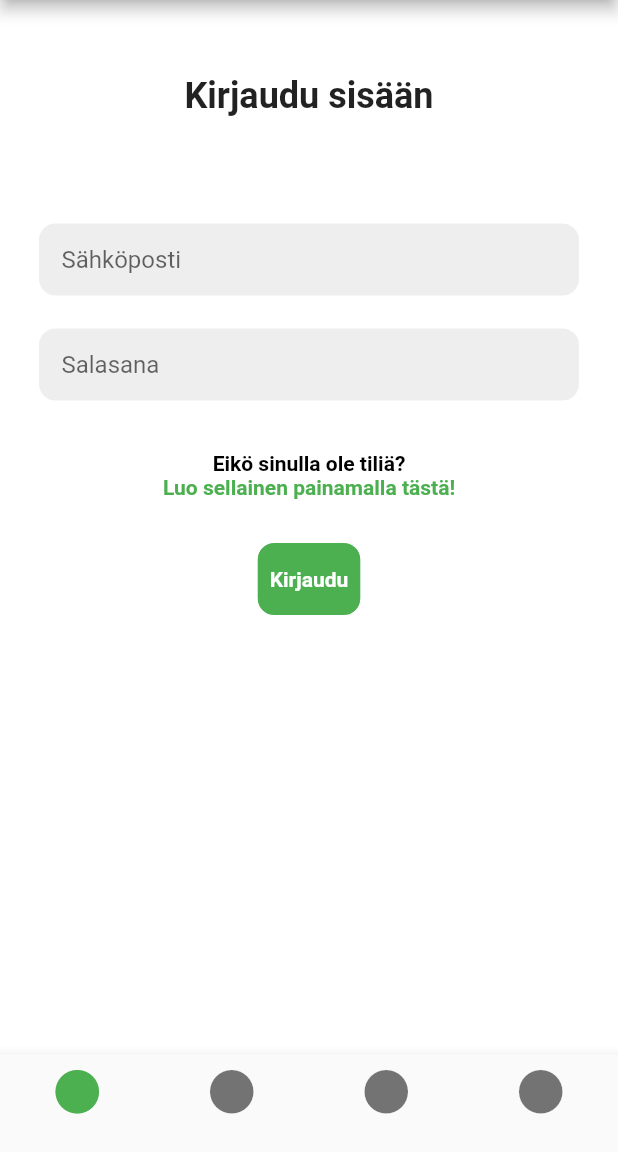
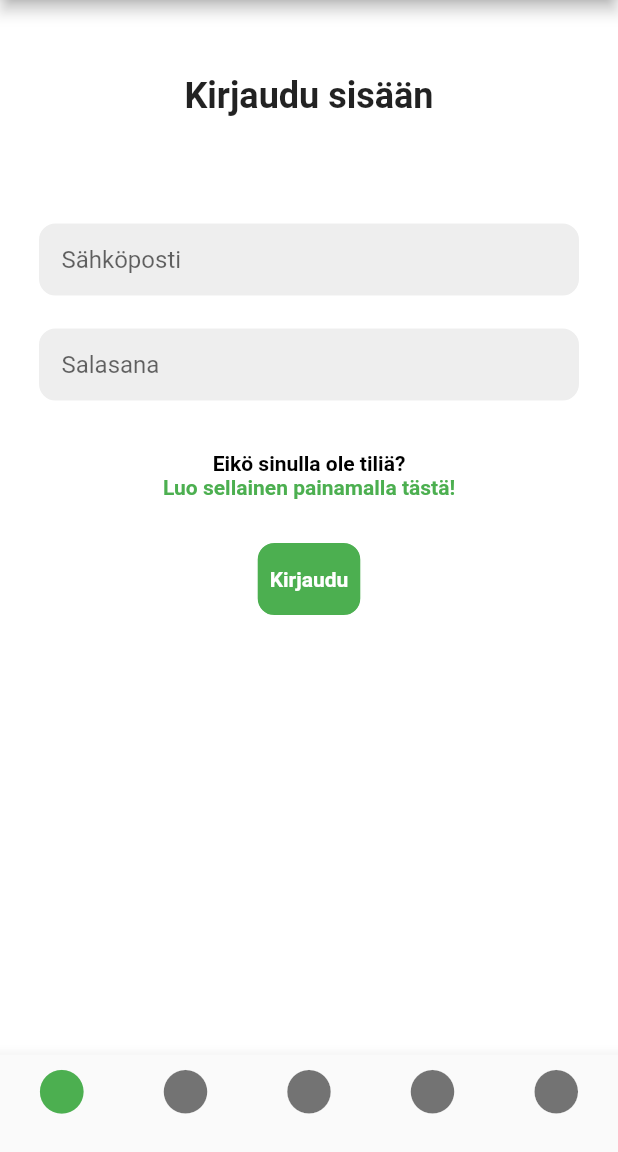
Before and after one commit to Mobiilikehitys-projekti-R6/Library-Application, a Flutter app: the screen it shows after launch, on a phone screen of 412 x 824 dp, the part 84-1236 px from its top. Run offline on Flutter 3.47's test engine with Material 2 defaults, Android fonts, the phone set to English and light mode, and no system bars; our stand-ins replace table_calendar; missing offline and left inert: profile.

Commit message:
Update main.dart

```diff
--- a/library_app/lib/main.dart
+++ b/library_app/lib/main.dart
@@ -30,6 +30,7 @@ class _MyStatefulWidgetState extends State<MyStatefulWidget> {
   int _selectedIndex = 0;
   static List<Widget> _widgetOptions = <Widget>[
     LoginPage(),
+    MyHome(),
     MyBooks(),
     MyCalendar(),
     Myprofile(),
@@ -69,6 +70,10 @@ class _MyStatefulWidgetState extends State<MyStatefulWidget> {
             icon: Icon(Icons.circle, size: 35),
             label: '',
           ),
+          BottomNavigationBarItem(
+            icon: Icon(Icons.circle, size: 35),
+            label: '',
+          ),
         ],
         currentIndex: _selectedIndex,
         selectedItemColor: Colors.green,
```
